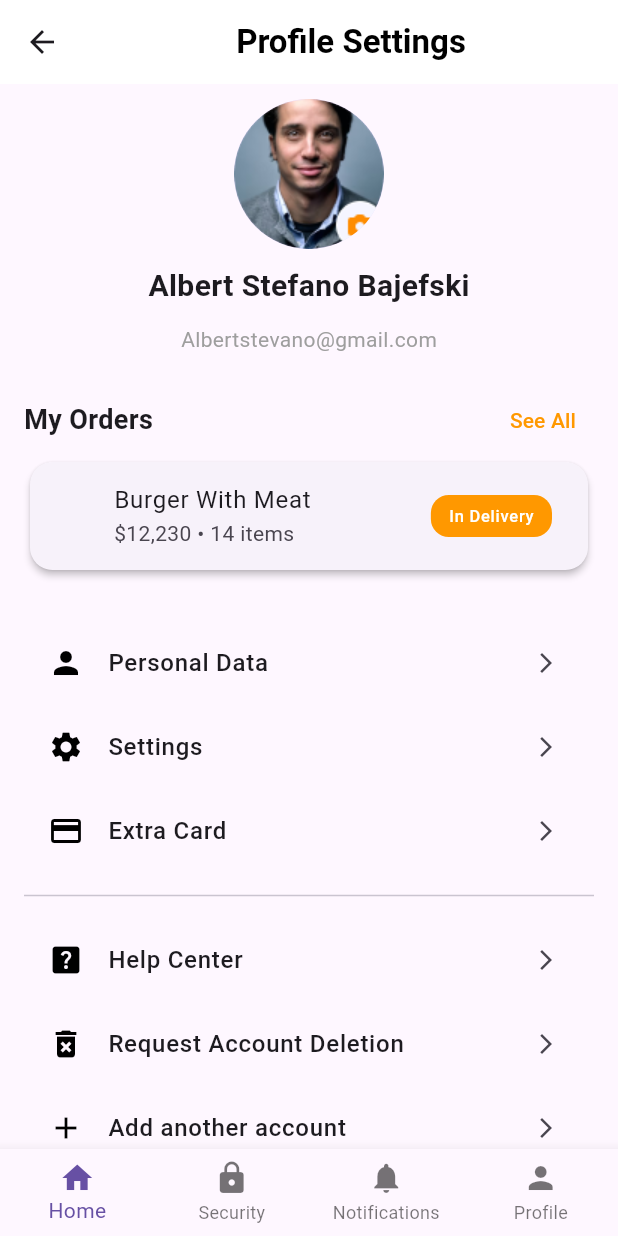
After one commit to YugaJ7/Food-Delivery-App, a Flutter app: the screen it shows after launch, item 3 of the bottom bar chosen, on a phone screen of 412 x 824 dp. The commit adds this screen. Run offline on Flutter 3.47's test engine with Material 3 defaults, Android fonts, the phone set to English and light mode, and no system bars.

Commit message:
Added screen profile and made various empty screen with routes , made a new file and added homeScreen there

```diff
--- a/food_delivery/lib/main.dart
+++ b/food_delivery/lib/main.dart
@@ -1,5 +1,17 @@
 import 'package:flutter/material.dart';
-import 'package:food_delivery/scrollproduct.dart';
+import 'package:food_delivery/screens/security.dart';
+import 'screens/home_screen.dart';
+import 'screens/profile_screen.dart';
+import 'screens/extra_card.dart';
+import 'screens/help_center.dart';
+import 'screens/login.dart';
+import 'screens/orders.dart';
+import 'screens/personal_data.dart';
+import 'screens/settings.dart';
+import 'screens/acc_delete.dart';
+import 'screens/add_acc.dart';
+import 'screens/security.dart';
+import 'screens/notification.dart';
 void main() {
   runApp(FlutterApp());
 }
@@ -9,191 +21,22 @@ class FlutterApp extends StatelessWidget {
     return MaterialApp(
       title: "Food App",
       debugShowCheckedModeBanner: false,
-      home: HomeScreen(),
+      routes: {
+        '/': (context) => const HomeScreen(),
+        '/home': (context) => const HomeScreen(),
+        '/profile': (context) =>  ProfileScreen(),
+        '/extra_card': (context) => ExtraCard(),
+        '/help_center': (context) =>  HelpCenter(),
+        '/login': (context) =>  Login(),
+        '/orders': (context) =>  Orders(),
+        '/personal_data': (context) => PersonalData(),
+        '/settings': (context) =>  Settings(),
+        '/acc_delete': (context) =>  AccDelete(),
+        '/add_acc': (context) =>  AddAcc(),
+        '/security': (context) => Security(),
+        '/notification': (context) => NotificationScreen(),
+
+      }
     ); //MaterialApp
   }
 }
-class HomeScreen extends StatelessWidget {
-  const HomeScreen({super.key});
-  @override
-  Widget build(BuildContext context) {
-    return Scaffold(
-        appBar:   AppBar(
-          centerTitle: true,
-          backgroundColor: Colors.white ,
-          title: TextFormField(
-
-              decoration: InputDecoration(
-                  hintText: 'Search products',
-                  prefixIcon: Icon(Icons.search),
-                  border: OutlineInputBorder(
-                      borderRadius: BorderRadius.circular(40),
-                      borderSide: BorderSide.none,
-                  ),
-                  fillColor: Colors.grey[200],
-                  filled: true,
-               ),
-            onSaved: (String? value) {
-            }
-          ),
-          actions: [
-            Ink(
-              padding: EdgeInsets.fromLTRB(0.0,0.0,10.0,0.0),
-              decoration: ShapeDecoration(
-
-            color: Colors.grey[200],
-            shape: CircleBorder(),
-          ),
-          child: IconButton(
-            icon: Icon(Icons.notifications_outlined),
-            color: Colors.grey,
-            iconSize: 40.0,
-            onPressed: () {},
-          ),
-        ),
-        ],
-      ),
-      backgroundColor: Colors.white,
-      body: buildscroll(),
-      bottomNavigationBar: BottomNavigationBar(
-          //type: BottomNavigationBarType.fixed,
-          //new
-          backgroundColor: Colors.white,
-          //selectedItemColor: Colors.white,
-          //unselectedItemColor: Colors.white.withOpacity(.60),
-          selectedFontSize: 14,
-          unselectedFontSize: 14,
-          items: [
-        BottomNavigationBarItem(
-          icon: Icon(Icons.home, color: Colors.orangeAccent),
-          label: 'Home',
-        ),
-        BottomNavigationBarItem(
-          icon: Icon(Icons.shopping_cart_outlined, color: Colors.orangeAccent),
-          label: 'Cart',
-        ),
-        BottomNavigationBarItem(
-           icon: Icon(Icons.perm_identity_outlined, color: Colors.orangeAccent),
-           label: 'Profile',
-        ),
-      ],
-        onTap: (index) {
-          switch (index) {
-            case 0:
-              Navigator.push(context,
-                  MaterialPageRoute(builder: (context) => FlutterApp()));
-              break;
-            case 1:
-              // Navigator.push(
-              //     context, MaterialPageRoute(builder: (context) => profile()));
-              break;
-            case 2:
-              // Navigator.push(context,
-              //     MaterialPageRoute(builder: (context) => cart()));
-              break;
-            default:
-              break;
-          }
-        }
-        ),
-
-    );
-  }
-}
-Widget buildscroll()=>
-      SingleChildScrollView(
-        child: Column(
-
-          crossAxisAlignment: CrossAxisAlignment.start,
-          children: [
-              //Sales Images
-              Container(
-                padding: EdgeInsets.all(10.0),
-                child: Container(
-                  width: double.infinity,
-                  height: 180,
-                  decoration: BoxDecoration(
-                    //border: Border.all(),
-                    borderRadius:  BorderRadius.circular(30.0),
-                    image: DecorationImage(
-                      image: AssetImage('assets/images/image.png'),
-                      fit: BoxFit.cover
-                    )
-                  ),
-                )
-                ),
-            //Nearest Restaurant
-            Container(
-              padding: const EdgeInsets.fromLTRB(10.0,0.0,10.0,10.0),
-              child: Text(
-                'Nearest Restaurant',
-                style: TextStyle(fontSize: 22, fontWeight: FontWeight.bold),
-              ),
-            ),
-
-            //Hot Sales Products
-            Container(
-                padding: const EdgeInsets.fromLTRB(10.0,0.0,10.0,10.0),
-                child: SingleChildScrollView(
-                  scrollDirection: Axis.horizontal,
-                  child:  Row(
-                    mainAxisAlignment: MainAxisAlignment.spaceBetween,
-                    children: [
-                          scrollproduct(
-                                image: 'assets/images/r1.png',
-                                name: 'Lego Restaurant',
-                                text: '18 min',
-                           ),
-                          scrollproduct(
-                                image: 'assets/images/r1.png',
-                                name: 'Raj Luxmi Restaurant',
-                                text: '25 min',
-                           ),
-                          scrollproduct(
-                                image: 'assets/images/r1.png',
-                                name: 'Indiana Restaurant',
-                                text: '50 min',
-                           ),
-                          scrollproduct(
-                                image: 'assets/images/r1.png',
-                                name: 'Punjabi Restaurant',
-                                text: '5 min',
-                           ),
-                    ],
-                  ),
-                ),
-            ),
-            //Recent
-            Container(
-              padding: const EdgeInsets.fromLTRB(10.0,0.0,10.0,10.0),
-              child: Text(
-                'Recent Restaurant',
-                style: TextStyle(fontSize: 22, fontWeight: FontWeight.bold),
-              ),
-            ),
-
-            Container(
-                padding: const EdgeInsets.fromLTRB(10.0,0.0,10.0,10.0),
-                child: SingleChildScrollView(
-                  scrollDirection: Axis.horizontal,
-                  child:  Row(
-                    mainAxisAlignment: MainAxisAlignment.spaceBetween,
-                    children: [
-                          scrollproduct(
-                                image: 'assets/images/r1.png',
-                                name: 'Punjabi Restaurant',
-                                text: '5 min',
-                           ),
-                           scrollproduct(
-                                image: 'assets/images/r1.png',
-                                name: 'Punjabi Restaurant',
-                                text: '5 min',
-                           ),
-                    ],
-                  ),
-                ),
-            )
-
-          ]
-        ),
-      );
--- /dev/null
+++ b/food_delivery/lib/screens/orders.dart
@@ -0,0 +1,8 @@
+import 'package:flutter/material.dart';
+class Orders extends StatelessWidget {
+  @override
+  Widget build(BuildContext context) {
+    // TODO: implement build
+    throw UnimplementedError();
+  }
+}
--- /dev/null
+++ b/food_delivery/lib/screens/profile_screen.dart
@@ -0,0 +1,227 @@
+import 'package:flutter/material.dart';
+
+class ProfileScreen extends StatelessWidget {
+  const ProfileScreen({super.key});
+
+  @override
+  Widget build(BuildContext context) {
+    return Scaffold(
+      appBar: AppBar(
+        backgroundColor: Colors.white,
+        elevation: 0,
+        title: const Center(
+          child: Text(
+            'Profile Settings',
+            style: TextStyle(color: Colors.black, fontWeight: FontWeight.bold),
+          ),
+        ),
+        automaticallyImplyLeading: true,
+      ),
+      body: SingleChildScrollView(
+        child: Column(
+          crossAxisAlignment: CrossAxisAlignment.start,
+          children: [
+            const SizedBox(height: 10),
+            const Center(
+              child: Column(
+                children: [
+                  CircleAvatar(
+                    radius: 50,
+                    backgroundImage: AssetImage('assets/images/profile_pic.png'),
+                   ),
+
+                  SizedBox(height: 10),
+                  Text(
+                    'Albert Stefano Bajefski',
+                    style: TextStyle(
+                      fontSize: 20,
+                      fontWeight: FontWeight.bold,
+                    ),
+                  ),
+                  SizedBox(height: 11),
+                  Text(
+                    'Albertstevano@gmail.com',
+                    style: TextStyle(
+                      fontSize: 14,
+                      color: Colors.grey,
+                    ),
+                  ),
+                ],
+              ),
+            ),
+            const SizedBox(height: 20),
+            // My Orders Section
+            Padding(
+              padding: const EdgeInsets.symmetric(horizontal: 16.0),
+              child: Column(
+                crossAxisAlignment: CrossAxisAlignment.start,
+                children: [
+                  Row(
+                    mainAxisAlignment: MainAxisAlignment.spaceBetween,
+                    children: [
+                      const Text(
+                        'My Orders',
+                        style: TextStyle(
+                          fontSize: 18,
+                          fontWeight: FontWeight.bold,
+                        ),
+                      ),
+                      TextButton(
+                        onPressed: () {
+                          Navigator.pushNamed(context, '/orders');
+                        },
+                        child: const Text(
+                          'See All',
+                          style: TextStyle(color: Colors.orange),
+                        ),
+                      ),
+                    ],
+                  ),
+                  Card(
+                    elevation: 2,
+                    shape: RoundedRectangleBorder(
+                      borderRadius: BorderRadius.circular(15),
+                    ),
+                    child: ListTile(
+                      leading: ClipRRect(
+                        borderRadius: BorderRadius.circular(8),
+                        //child: Image.network(
+                         // '', // Replace with actual image URL
+                          //width: 50,
+                          //height: 50,
+                          //fit: BoxFit.cover,
+                        //),
+                      ),
+                      title: const Text('Burger With Meat'),
+                      subtitle: const Text('\$12,230 • 14 items'),
+                      trailing: Container(
+                        padding: const EdgeInsets.symmetric(horizontal: 12, vertical: 6),
+                        decoration: BoxDecoration(
+                          color: Colors.orange,
+                          borderRadius: BorderRadius.circular(12),
+                        ),
+                        child: const Text(
+                          'In Delivery',
+                          style: TextStyle(color: Colors.white),
+                        ),
+                      ),
+                    ),
+                  ),
+                ],
+              ),
+            ),
+            const SizedBox(height: 30),
+            // Profile and Support Sections
+            const Padding(
+              padding: EdgeInsets.symmetric(horizontal: 16.0),
+              child: Column(
+                children: [
+                  SectionItem(
+                      icon: Icons.person,
+                      title: 'Personal Data',
+                       routeName: '/personal_data'),
+                  SectionItem(
+                      icon: Icons.settings,
+                      title: 'Settings',
+                      routeName: '/settings'),
+                  SectionItem(icon: Icons.credit_card, title: 'Extra Card', routeName: 'extra_card',),
+                  Divider(height: 30, thickness: 1),
+                  SectionItem(icon: Icons.help_center, title: 'Help Center', routeName: 'help_center',),
+                  SectionItem(icon: Icons.delete_forever, title: 'Request Account Deletion', routeName: 'acc_delete',),
+                  SectionItem(icon: Icons.add, title: 'Add another account', routeName: 'add_acc',),
+                ],
+              ),
+            ),
+            const SizedBox(height: 30),
+            // Sign Out Button
+            Center(
+              child: ElevatedButton.icon(
+                onPressed: () {
+                  Navigator.pushNamed(context, '/login');
+                },
+                icon: const Icon(Icons.logout, color: Colors.red),
+                label: const Text(
+                  'Sign Out',
+                  style: TextStyle(color: Colors.red),
+                ),
+                style: ElevatedButton.styleFrom(
+                  backgroundColor: Colors.white,
+                  side: const BorderSide(color: Colors.red),
+                  shape: RoundedRectangleBorder(
+                    borderRadius: BorderRadius.circular(30),
+                  ),
+                  padding: const EdgeInsets.symmetric(horizontal: 60, vertical: 15),
+                ),
+              ),
+            ),
+            const SizedBox(height: 30),
+          ],
+        ),
+      ),
+      bottomNavigationBar: BottomNavigationBar(
+        type: BottomNavigationBarType.fixed,
+        items: const [
+          BottomNavigationBarItem(
+            icon: Icon(Icons.home),
+            label: 'Home',
+          ),
+          BottomNavigationBarItem(
+            icon: Icon(Icons.lock),
+            label: 'Security',
+          ),
+          BottomNavigationBarItem(
+            icon: Icon(Icons.notifications),
+            label: 'Notifications',
+          ),
+          BottomNavigationBarItem(
+            icon: Icon(Icons.person),
+            label: 'Profile',
+          ),
+        ],
+    onTap: (index) {
+    switch (index) {
+    case 0:
+    Navigator.pushNamed(context, '/home');
+    break;
+    case 1:
+    Navigator.pushNamed(context,'/security');
+    break;
+    case 2:
+    Navigator.pushNamed(context, '/notification');
+    break;
+    case 3:
+    Navigator.pushNamed(context, '/profile');
+    break;
+    default:
+    break;
+    }
+    }
+    )
+    );
+  }
+}
+
+// Widget for section items
+class SectionItem extends StatelessWidget {
+  final IconData icon;
+  final String title;
+
+  final dynamic routeName;
+
+  const SectionItem({super.key, required this.icon, required this.title, required this.routeName});
+
+  @override
+  Widget build(BuildContext context) {
+    return ListTile(
+      leading: Icon(icon, color: Colors.black),
+      title: Text(
+        title,
+        style: const TextStyle(fontSize: 16, fontWeight: FontWeight.w500),
+      ),
+      trailing: const Icon(Icons.arrow_forward_ios, size: 16),
+      onTap: () {
+        Navigator.pushNamed(context, routeName);
+      },
+    );
+  }
+}
--- /dev/null
+++ b/food_delivery/lib/screens/security.dart
@@ -0,0 +1,10 @@
+import 'package:flutter/material.dart';
+class Security extends StatelessWidget {
+  const Security({super.key});
+
+  @override
+  Widget build(BuildContext context) {
+    // TODO: implement build
+    throw UnimplementedError();
+  }
+}
--- /dev/null
+++ b/food_delivery/lib/screens/settings.dart
@@ -0,0 +1,8 @@
+import 'package:flutter/material.dart';
+class Settings extends StatelessWidget {
+  @override
+  Widget build(BuildContext context) {
+    // TODO: implement build
+    throw UnimplementedError();
+  }
+}
```
Also changed, not shown: food_delivery/lib/screens/acc_delete.dart (added, +8 -0 lines), food_delivery/lib/screens/add_acc.dart (added, +8 -0 lines), food_delivery/lib/screens/extra_card.dart (added, +8 -0 lines), food_delivery/lib/screens/help_center.dart (added, +8 -0 lines), food_delivery/lib/screens/home_screen.dart (added, +187 -0 lines), food_delivery/lib/screens/login.dart (added, +8 -0 lines), food_delivery/lib/screens/notification.dart (added, +8 -0 lines), food_delivery/lib/screens/personal_data.dart (added, +8 -0 lines), food_delivery/assets/images/profile_pic.png (added), profile.dart (added), 1 other file.
